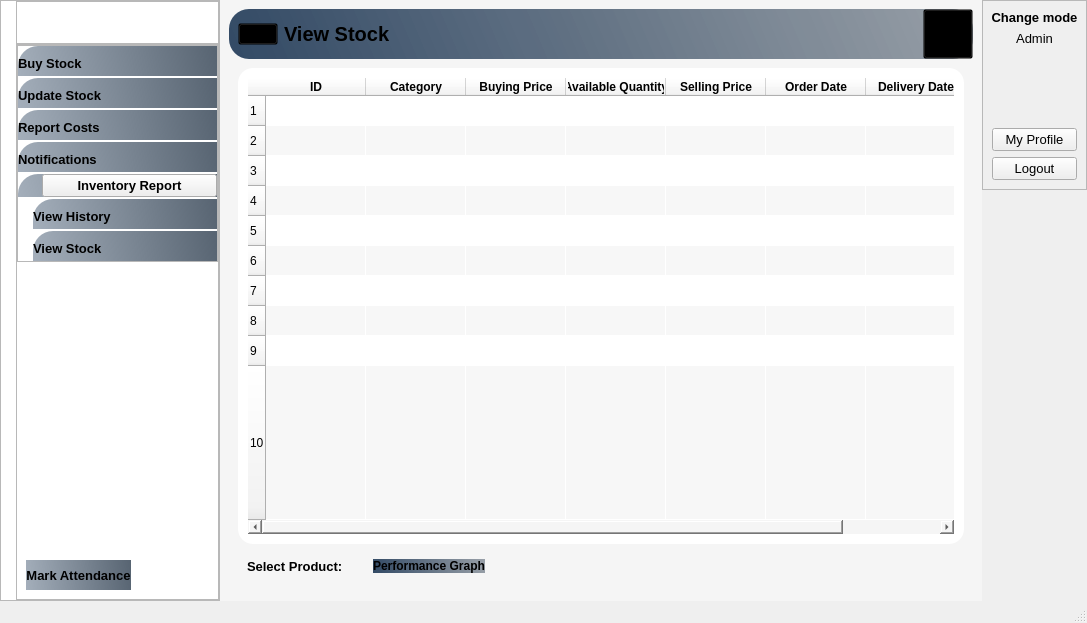
Qt form Inventory_Supervisor.ui (mukarramdaniel/Distribution-System_Python) before a commit.
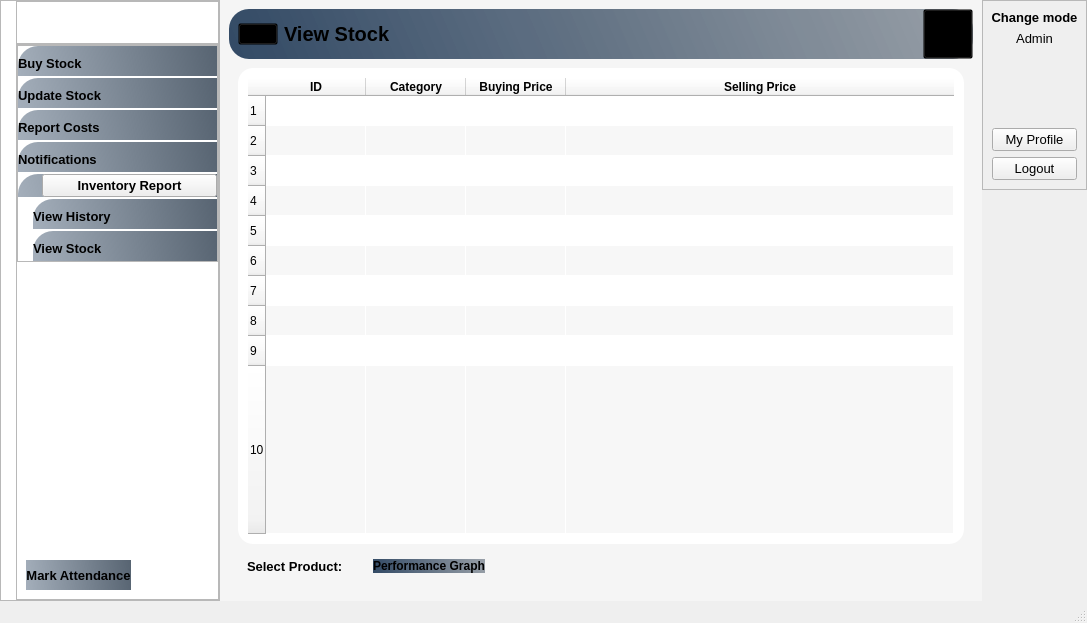
The same form after that commit. The open tabs and pages were chosen to show the change. Icons and pictures are not drawn.

The edit to the form file:
```diff
--- a/Inventory_Supervisor.ui
+++ b/Inventory_Supervisor.ui
@@ -1895,17 +1895,6 @@
                      </font>
                     </property>
                    </column>
-                   <column>
-                    <property name="text">
-                     <string>Available Quantity</string>
-                    </property>
-                    <property name="font">
-                     <font>
-                      <weight>75</weight>
-                      <bold>true</bold>
-                     </font>
-                    </property>
-                   </column>
                    <column>
                     <property name="text">
                      <string>Selling Price</string>
@@ -1917,28 +1906,6 @@
                      </font>
                     </property>
                    </column>
-                   <column>
-                    <property name="text">
-                     <string>Order Date</string>
-                    </property>
-                    <property name="font">
-                     <font>
-                      <weight>75</weight>
-                      <bold>true</bold>
-                     </font>
-                    </property>
-                   </column>
-                   <column>
-                    <property name="text">
-                     <string>Delivery Date</string>
-                    </property>
-                    <property name="font">
-                     <font>
-                      <weight>75</weight>
-                      <bold>true</bold>
-                     </font>
-                    </property>
-                   </column>
                   </widget>
                  </item>
                 </layout>
```
Left out of the diff: 70 changed lines with no effect on the pictures.
